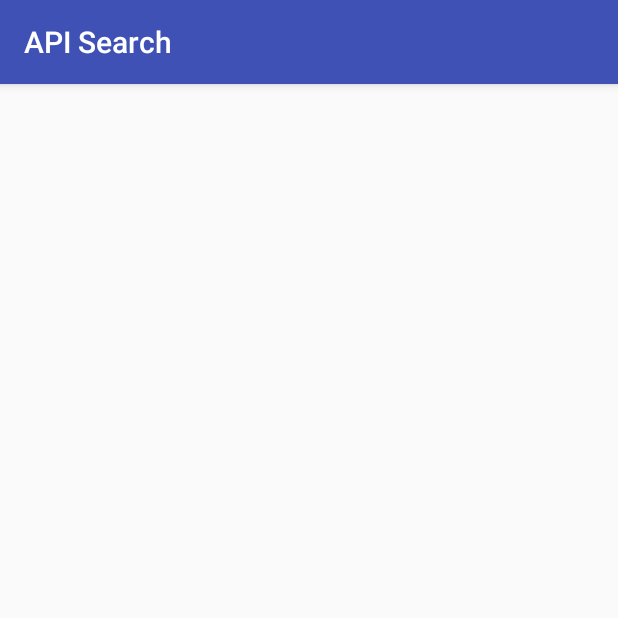
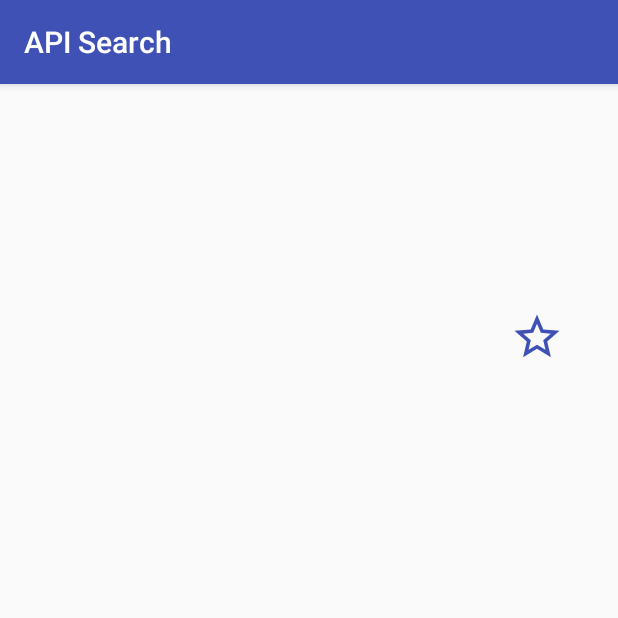
Before and after one commit to dxhInter/mb-lab2, an Android app: the ResultDisplayActivity screen opened directly, with no data from a screen before it, on a phone screen of 412 x 824 dp, the top half of it. Run offline under Robolectric (Android 15) with nearby library versions, the phone set to English and light mode, and no system bars; network calls fail.

Commit message:
update star button and favourite service interface and implement class

```diff
--- a/app/build.gradle
+++ b/app/build.gradle
@@ -10,6 +10,7 @@ android {
         versionCode 1
         versionName "1.0"
         testInstrumentationRunner 'androidx.test.runner.AndroidJUnitRunner'
+        vectorDrawables.useSupportLibrary = true
     }
 
     buildTypes {
--- /dev/null
+++ b/app/src/main/res/drawable/ic_star_outline.xml
@@ -0,0 +1,10 @@
+<vector xmlns:android="http://schemas.android.com/apk/res/android"
+    android:tint="@color/colorPrimary"
+    android:width="24dp"
+    android:height="24dp"
+    android:viewportWidth="24.0"
+    android:viewportHeight="24.0">
+    <path
+        android:fillColor="@android:color/white"
+        android:pathData="M22,9.24l-7.19,-0.62L12,2 9.19,8.63 2,9.24l5.46,4.73L5.82,21 12,17.27 18.18,21l-1.63,-7.03L22,9.24zM12,15.4l-3.76,2.27 1,-4.28 -3.32,-2.88 4.38,-0.38L12,6.1l1.71,4.04 4.38,0.38 -3.32,2.88 1,4.28L12,15.4z"/>
+</vector>
--- a/app/src/main/res/layout/result.xml
+++ b/app/src/main/res/layout/result.xml
@@ -57,6 +57,19 @@
         tools:text="ID"
         tools:visibility="visible" />
 
+    <ImageButton
+        android:id="@+id/starButton"
+        android:layout_width="36dp"
+        android:layout_height="36dp"
+        android:layout_marginHorizontal="16dp"
+        android:layout_marginStart="140dp"
+        android:layout_marginTop="52dp"
+        android:background="@android:color/transparent"
+        android:scaleType="fitXY"
+        android:src="@drawable/ic_star_outline"
+        app:layout_constraintStart_toEndOf="@+id/res_image"
+        app:layout_constraintTop_toBottomOf="@+id/res_date" />
+
     <ScrollView
         android:layout_width="367dp"
         android:layout_height="502dp"
```
Also changed, not shown: app/src/main/java/com/mobile_computing/FavoriteService.java (added, +14 -0 lines), app/src/main/java/com/mobile_computing/MobileComputingApplication.java (+5 -4 lines), app/src/main/java/com/mobile_computing/impl/FavoriteServiceImpl.java (added, +61 -0 lines), app/src/main/res/drawable/ic_star_filled.xml (added, +7 -0 lines).
